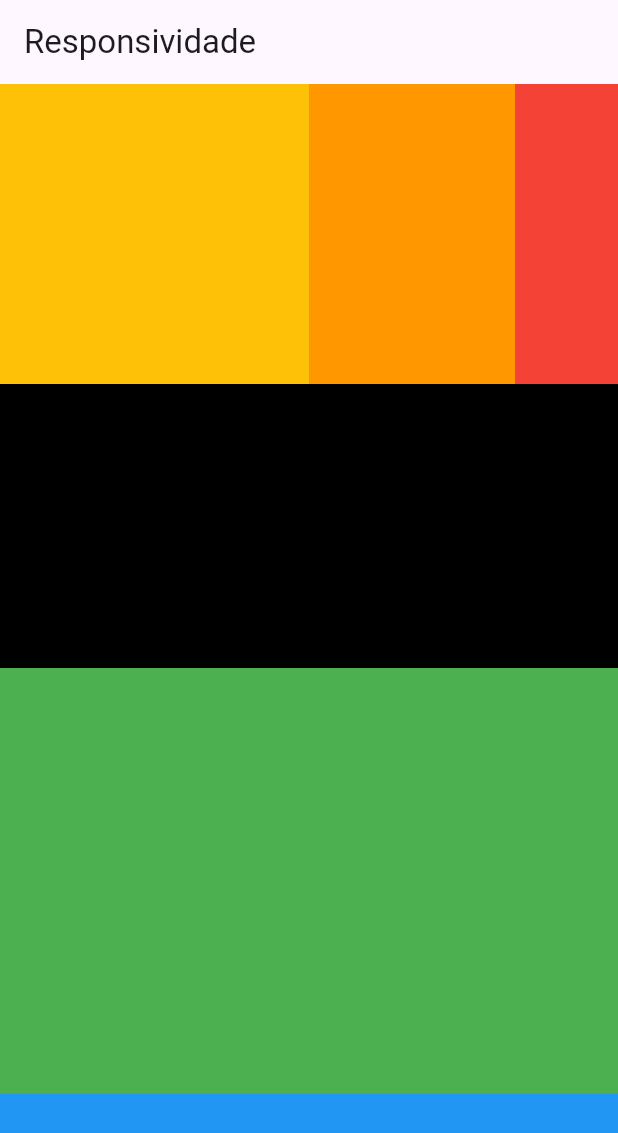
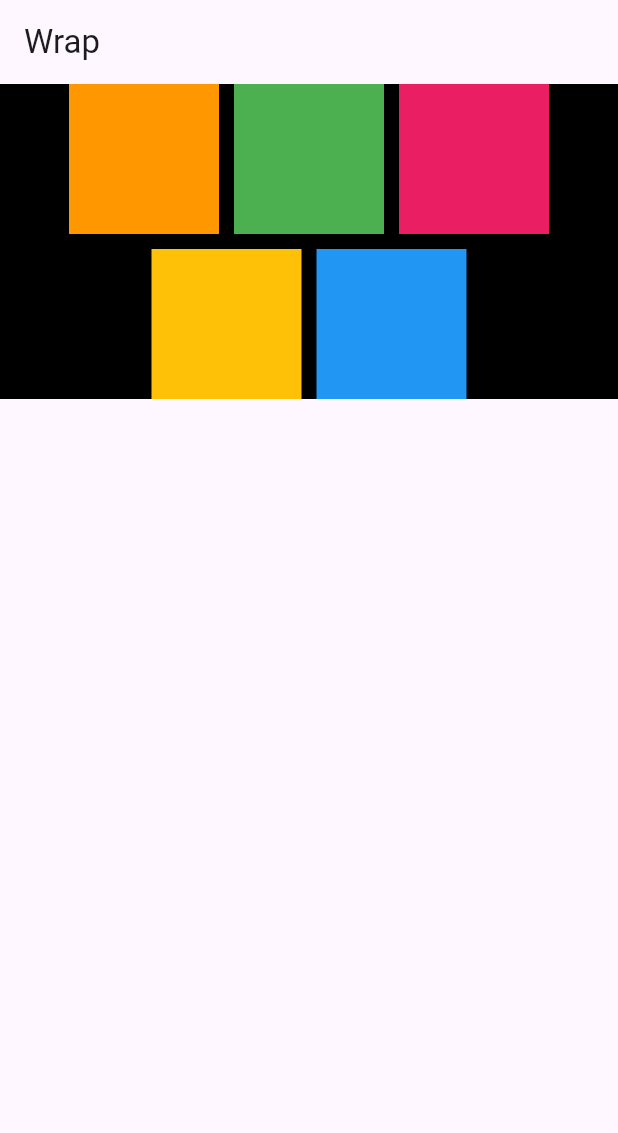
Before and after one commit to FernandoRCandiani/FlutterResponsivel, a Flutter app: the screen it shows after launch, on a phone screen of 412 x 824 dp. Shown: the top 1133 px of the screen. Run offline on Flutter 3.47's test engine with Material 3 defaults, Android fonts, the phone set to English and light mode, and no system bars.

Commit message:
Ajustes e trabalhando com Wrap

```diff
--- a/lib/main.dart
+++ b/lib/main.dart
@@ -1,10 +1,10 @@
 import 'package:flutter/material.dart';
-import 'package:flutter_application_1/responsividade_row_col.dart';
+import 'package:flutter_application_1/responsividade_wrap.dart';
 
 void main() {
   runApp(const MaterialApp(
     title: "Flutter Web",
     debugShowCheckedModeBanner: false,
-    home: ReaponsividadeRowCol(),
+    home: ResponsividadeWrap(),
   ));
 }
--- a/lib/responsividade_media_query.dart
+++ b/lib/responsividade_media_query.dart
@@ -1,5 +1,4 @@
 import 'package:flutter/material.dart';
-import 'package:flutter/widgets.dart';
 
 class ReaponsividadeMediaQuery extends StatefulWidget {
   const ReaponsividadeMediaQuery({super.key});
--- a/lib/responsividade_row_col.dart
+++ b/lib/responsividade_row_col.dart
@@ -1,6 +1,4 @@
-import 'package:flutter/cupertino.dart';
 import 'package:flutter/material.dart';
-import 'package:flutter/widgets.dart';
 
 class ReaponsividadeRowCol extends StatefulWidget {
   const ReaponsividadeRowCol({super.key});
@@ -12,8 +10,6 @@ class ReaponsividadeRowCol extends StatefulWidget {
 class _ReaponsividadeRowColState extends State<ReaponsividadeRowCol> {
   @override
   Widget build(BuildContext context) {
-    double largura = MediaQuery.of(context).size.width;
-    double altura = MediaQuery.of(context).size.height;
 
     return Scaffold(
       appBar: AppBar(
--- /dev/null
+++ b/lib/responsividade_wrap.dart
@@ -0,0 +1,57 @@
+import 'package:flutter/material.dart';
+
+class ResponsividadeWrap extends StatefulWidget {
+  const ResponsividadeWrap({super.key});
+
+  @override
+  State<ResponsividadeWrap> createState() => _ResponsividadeWrapState();
+}
+
+class _ResponsividadeWrapState extends State<ResponsividadeWrap> {
+
+  double altura = 100;
+  double largura = 100;
+
+  @override
+  Widget build(BuildContext context) {
+    return Scaffold(
+      appBar: AppBar(title: const Text('Wrap'),),
+      body: Container(
+        color: Colors.black,
+        width: MediaQuery.of(context).size.width,
+        child: Wrap(
+          alignment: WrapAlignment.center,
+          spacing: 10,
+          runSpacing: 10,
+          children: [
+            Container(
+              height: largura,
+              width: altura,
+              color: Colors.orange,
+            ),
+            Container(
+              height: largura,
+              width: altura,
+              color: Colors.green,
+            ),
+            Container(
+              height: largura,
+              width: altura,
+              color: Colors.pink,
+            ),
+            Container(
+              height: largura,
+              width: altura,
+              color: Colors.amber,
+            ),
+            Container(
+              height: largura,
+              width: altura,
+              color: Colors.blue,
+            ),
+          ],
+        ),
+      ),
+    );
+  }
+}
```
